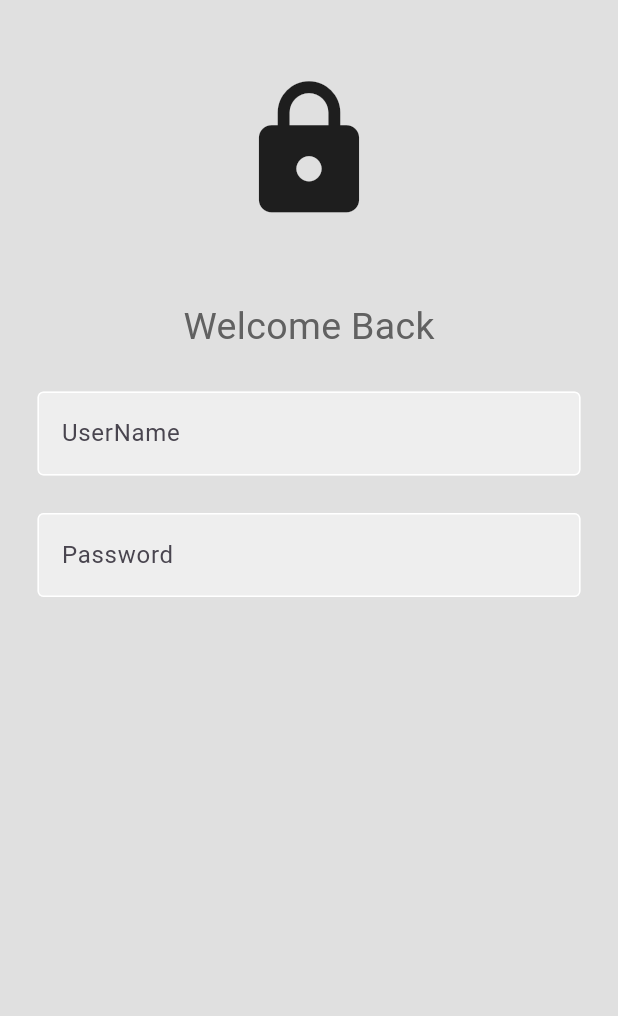
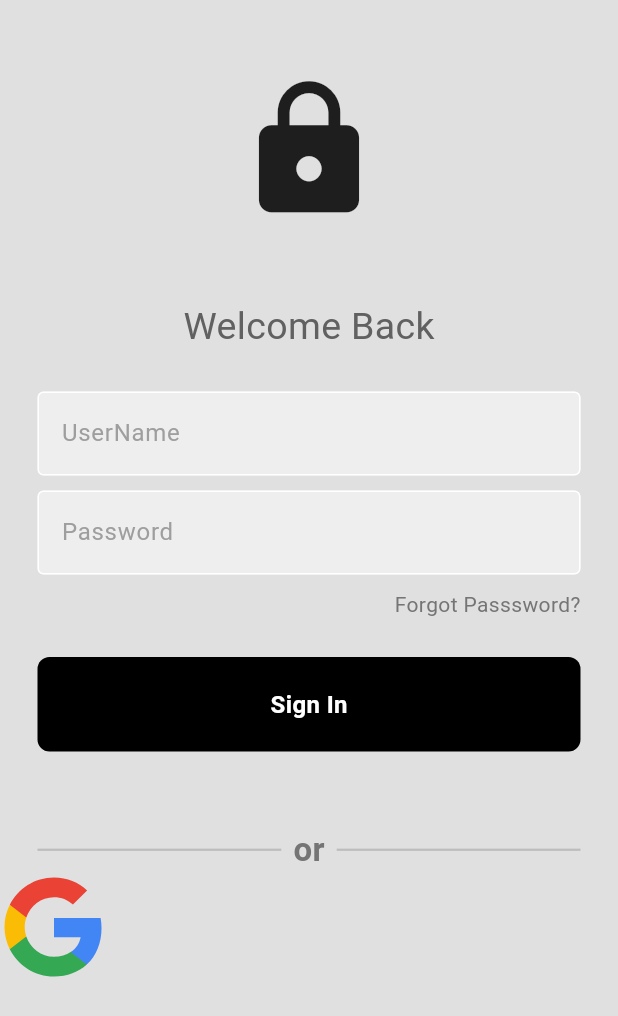
Before and after one commit to Ahnuf-Karim-Chowdhury/GMail-Manager-Flutter-App, a Flutter app: the screen it shows after launch, on a phone screen of 412 x 824 dp. Shown: the top 1016 px of the screen. Run offline on Flutter 3.47's test engine with Material 3 defaults, Android fonts, the phone set to English and light mode, and no system bars; our stand-ins replace flutter_svg.

Commit message:
button.dart component added

```diff
--- /dev/null
+++ b/lib/components/button.dart
@@ -0,0 +1,31 @@
+import 'package:flutter/material.dart';
+
+class UIButton extends StatelessWidget {
+
+  final Function()? onTap;
+  UIButton({super.key, required this.onTap});
+
+  Widget build(BuildContext context) {
+    return GestureDetector(
+      onTap: onTap,
+      child: Container(
+        padding: EdgeInsets.all(20),
+        margin: EdgeInsets.symmetric(horizontal: 25.0),
+        decoration: BoxDecoration(
+          color: Colors.black,
+          borderRadius: BorderRadius.circular(8),
+        ),
+        child: Center(
+          child: Text(
+            "Sign In",
+            style: TextStyle(
+              color: Colors.white,
+              fontSize: 16,
+              fontWeight: FontWeight.bold,
+            ),
+          ),
+        ),
+      ),
+    );
+  }
+}
--- a/lib/components/textfield.dart
+++ b/lib/components/textfield.dart
@@ -24,6 +24,7 @@ class UITextField extends StatelessWidget {
           fillColor: Colors.grey.shade200,
           filled: true,
           hintText: hintText,
+          hintStyle: TextStyle(color: Colors.grey[500]),
         ),
       ),
     );
--- a/lib/pages/login.dart
+++ b/lib/pages/login.dart
@@ -1,5 +1,7 @@
 import 'package:flutter/material.dart';
+import 'package:gmail_manager/components/button.dart';
 import 'package:gmail_manager/components/textfield.dart';
+import 'package:flutter_svg/flutter_svg.dart';
 
 class LoginPage extends StatelessWidget {
   LoginPage({super.key});
@@ -7,6 +9,9 @@ class LoginPage extends StatelessWidget {
   // text controllers
   final usernameController = TextEditingController();
   final passwordController = TextEditingController();
+
+  //functions
+  void signIn() {}
 
   Widget build(BuildContext context) {
     return Scaffold(
@@ -38,7 +43,7 @@ class LoginPage extends StatelessWidget {
               ),
 
               //empty space
-              SizedBox(height: 25),
+              SizedBox(height: 10),
 
               // password
               UITextField(
@@ -46,6 +51,68 @@ class LoginPage extends StatelessWidget {
                 hintText: "Password",
                 obscureText: true,
               ),
+
+              //empty space
+              SizedBox(height: 10),
+
+              //forgot Password
+              Padding(
+                padding: const EdgeInsets.symmetric(horizontal: 25.0),
+                child: Row(
+                  mainAxisAlignment: MainAxisAlignment.end,
+                  children: [
+                    Text(
+                      "Forgot Passsword?",
+                      style: TextStyle(color: Colors.grey[600]),
+                    ),
+                  ],
+                ),
+              ),
+
+              //empty space
+              SizedBox(height: 25),
+
+              //Sign In Button
+              UIButton(onTap: signIn),
+
+              //empty space
+              SizedBox(height: 50),
+
+              // OR divider
+              Padding(
+                padding: const EdgeInsets.symmetric(horizontal: 25 ),
+                child: Row(
+                  children: [
+                    Expanded(
+                      child: Divider(thickness: 1.5, color: Colors.grey[400]),
+                    ),
+                    Padding(
+                      padding: const EdgeInsets.symmetric(horizontal: 8.0),
+                      child: Text(
+                        "or",
+                        style: TextStyle(
+                          fontSize: 22,
+                          fontWeight: FontWeight.bold,
+                          color: Colors.grey[600],
+                        ),
+                      ),
+                    ),
+                    Expanded(
+                      child: Divider(thickness: 1.5, color: Colors.grey[400]),
+                    ),
+                  ],
+                ),
+              ),
+
+              Row(
+                children: [
+                  //google log in
+                  SvgPicture.asset('lib/icons/google.svg', height: 72,),
+
+                  //
+
+                ],
+              )
             ],
           ),
         ),
--- a/pubspec.yaml
+++ b/pubspec.yaml
@@ -34,6 +34,7 @@ dependencies:
   # The following adds the Cupertino Icons font to your application.
   # Use with the CupertinoIcons class for iOS style icons.
   cupertino_icons: ^1.0.8
+  flutter_svg: ^2.0.17
 
 dev_dependencies:
   flutter_test:
```
Also changed, not shown: lib/components/squareTile.dart (added), pubspec.lock.
